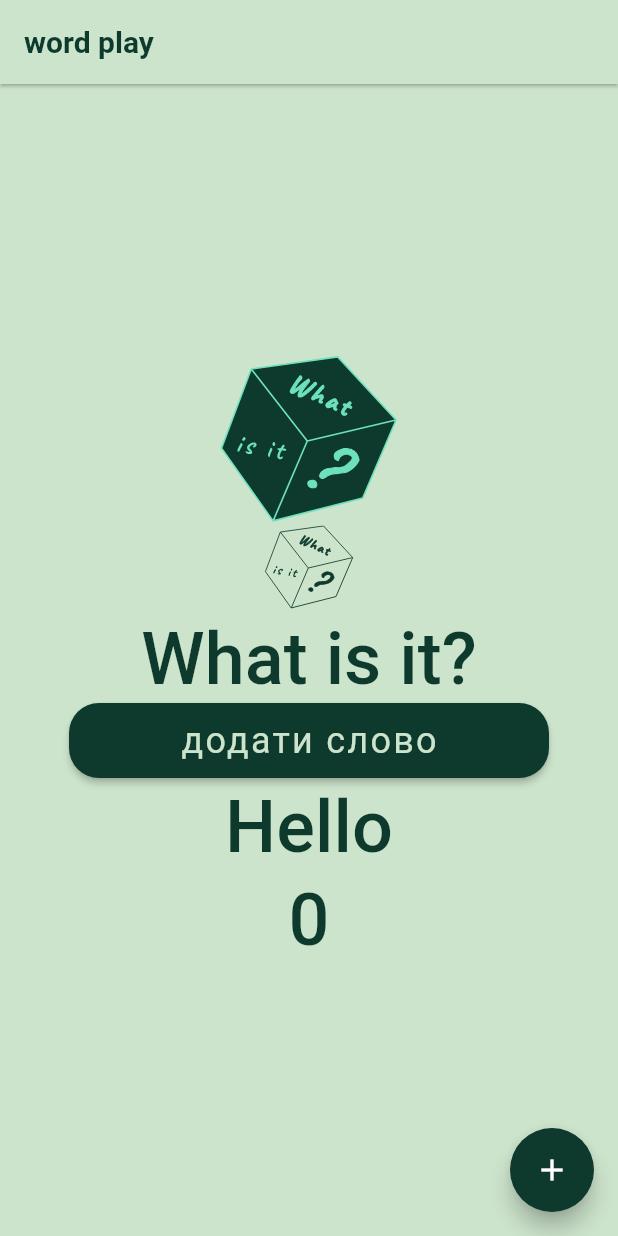
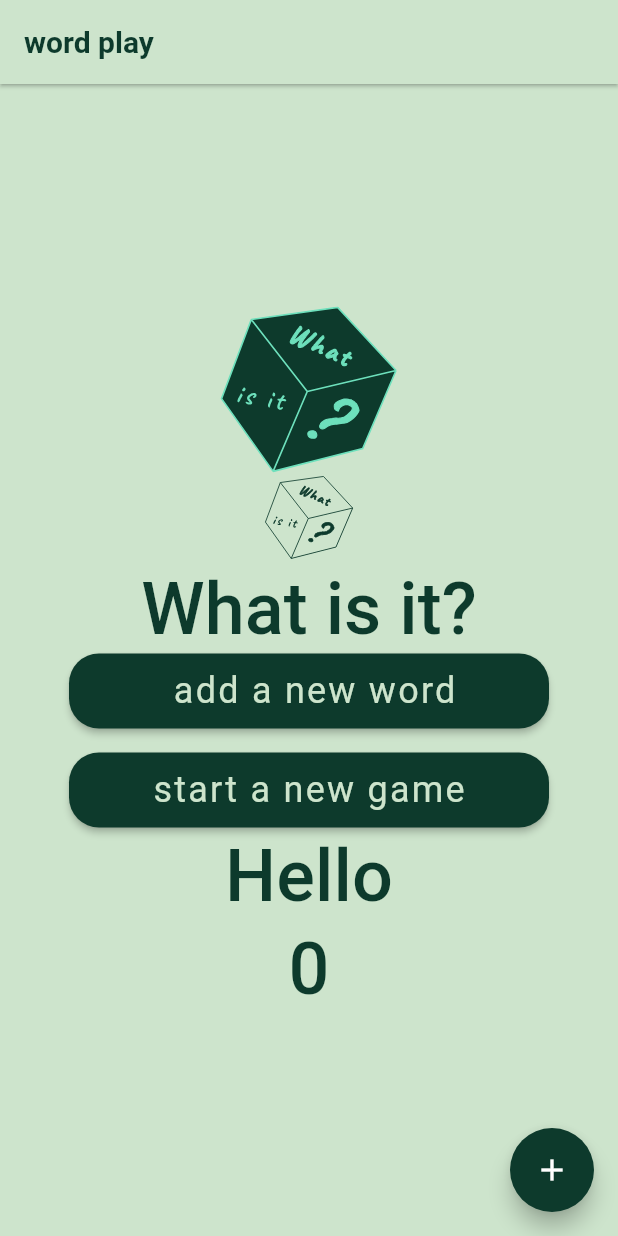
Before and after one commit to yutaDV/wordplay, a Flutter app: the screen it shows after launch, on a phone screen of 412 x 824 dp. Run offline on Flutter 3.47's test engine with Material 2 defaults, Android fonts, the phone set to English and light mode, and no system bars; our stand-ins replace cloud_firestore, firebase_core, flutter_svg; accounts and stored records are empty; generated files the repository leaves out were written again; Roboto replaces fonts that are missing (Montserrat).

Commit message:
repo word

```diff
--- a/lib/game_app.dart
+++ b/lib/game_app.dart
@@ -32,7 +32,6 @@ class MyHomePage extends StatefulWidget {
   MyHomePage({Key? key, required this.title}) : super(key: key);
 
   final String title;
-  final WordRepository _wordRepository = WordRepository();
 
   @override
   State<MyHomePage> createState() => _MyHomePageState();
@@ -42,6 +41,7 @@ class MyHomePage extends StatefulWidget {
 
 class _MyHomePageState extends State<MyHomePage> {
   int _counter = 0;
+  final WordRepository _wordRepository = WordRepository();
 
   void _incrementCounter() {
     setState(() {
@@ -73,9 +73,16 @@ class _MyHomePageState extends State<MyHomePage> {
               style: Theme.of(context).textTheme.bodyLarge,
             ),
             MainButton(
-              text: 'додати слово',
+              text: S.of(context).addWord,
               onPressed: () async {
-                widget._wordRepository.addWord(newWord);
+                _wordRepository.addWord(newWord);
+              },
+            ),
+            SizedBox(height: 16),
+            MainButton(
+              text: S.of(context).startGame,
+              onPressed: () async {
+               // _wordRepository.addWord(newWord);
               },
             ),
             Text(
--- a/lib/l10n/intl_en.arb
+++ b/lib/l10n/intl_en.arb
@@ -3,5 +3,7 @@
   "appTitle": "word play",
   "welcomeMessage": "Welcome to the game!",
   "buttonLabel": "Click me",
-  "hello": "Hello"
+  "hello": "Hello",
+  "startGame": "start a new game",
+  "addWord": " add a new word"
 }
--- a/lib/l10n/intl_uk.arb
+++ b/lib/l10n/intl_uk.arb
@@ -3,5 +3,7 @@
   "appTitle": "Гра слів",
   "welcomeMessage": "вітаю!",
   "buttonLabel": "Клікніть мене",
-  "hello": "Привіт"
+  "hello": "Привіт",
+  "startGame": "почати нову гру",
+  "addWord": " додати нове слово"
 }
--- a/lib/models/word.dart
+++ b/lib/models/word.dart
@@ -29,7 +29,7 @@ class Word {
 
 Word newWord = Word(
   id: '',
-  word: 'світ',
+  word: 'рік',
   language: 'uk',
   difficulty: 1,
   description: '',
--- a/pubspec.yaml
+++ b/pubspec.yaml
@@ -31,7 +31,7 @@ dependencies:
   flutter:
     sdk: flutter
   flutter_svg: ^2.0.7
-  flutter_localization: ^0.1.13
+  flutter_localization: ^0.1.14
   firebase_core: ^2.16.0
   cloud_firestore: ^4.9.2
 
```
Also changed, not shown: lib/models/player.dart (+6 -4 lines), lib/models/round.dart (+31 -0 lines), lib/repositories/solo_game_repository.dart (added), pubspec.lock.
